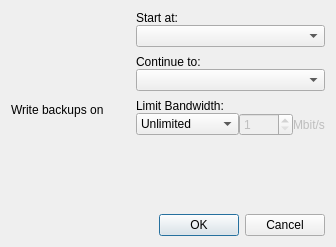
Old version of the form client/src/ui/dialogs/backup_schedule_dialog.ui in the repository networkoptix/nx_open.
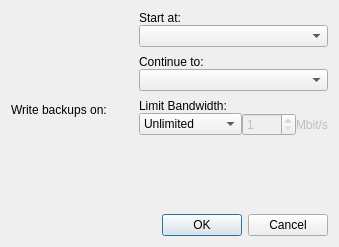
New version of the form.

Commit message:
VMS-1217: Rework backup schedule dialog
<==== Mercurial data ====>
Branch: dev_2.5.0_gui

```diff
--- a/client/src/ui/dialogs/backup_schedule_dialog.ui
+++ b/client/src/ui/dialogs/backup_schedule_dialog.ui
@@ -6,7 +6,7 @@
    <rect>
     <x>0</x>
     <y>0</y>
-    <width>322</width>
+    <width>326</width>
     <height>247</height>
    </rect>
   </property>
@@ -27,7 +27,7 @@
        <item>
         <widget class="QLabel" name="label">
          <property name="text">
-          <string>Write backups on</string>
+          <string>Write backups on:</string>
          </property>
         </widget>
        </item>
```
